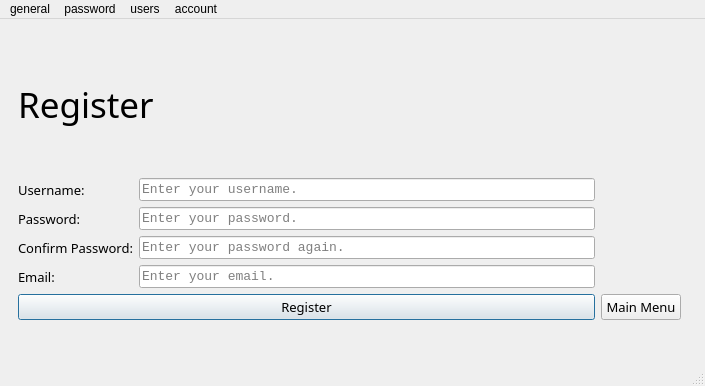
Qt form lightning_pass/gui/static/qt_designer/main.ui (lgtm-migrator/lightning-pass) before a commit.
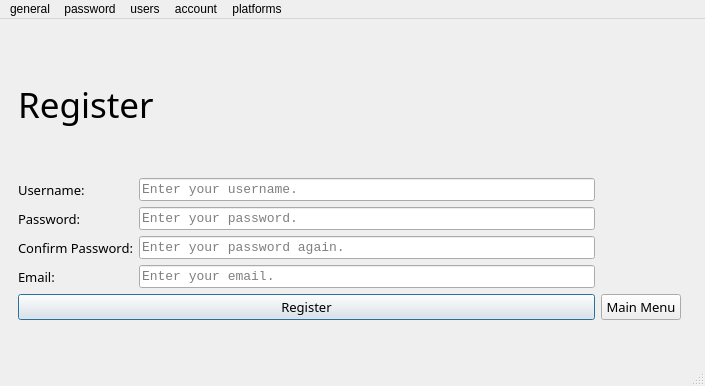
The same form after that commit. Icons and pictures are not drawn.

Commit message: Start restructuring the vault QMenu

What changed in the file:
```diff
--- a/lightning_pass/gui/static/qt_designer/main.ui
+++ b/lightning_pass/gui/static/qt_designer/main.ui
@@ -1862,10 +1862,22 @@
     <addaction name="action_master_password"/>
     <addaction name="action_vault"/>
    </widget>
+   <widget class="QMenu" name="menu_platforms">
+    <property name="font">
+     <font>
+      <family>Segoe UI</family>
+      <pointsize>9</pointsize>
+     </font>
+    </property>
+    <property name="title">
+     <string>platforms</string>
+    </property>
+   </widget>
    <addaction name="menu_general"/>
    <addaction name="menu_password"/>
    <addaction name="menu_users"/>
    <addaction name="menu_account_2"/>
+   <addaction name="menu_platforms"/>
   </widget>
   <widget class="QStatusBar" name="statusbar"/>
   <action name="actionlogin">
```
The commit also changes 8 other files.
